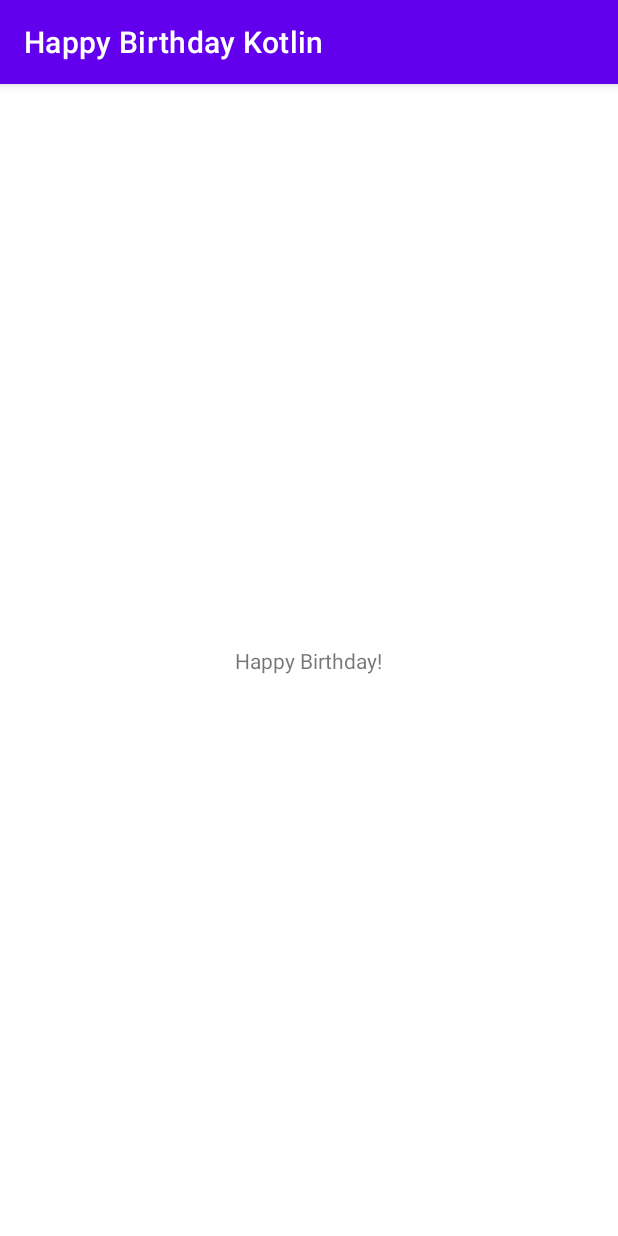
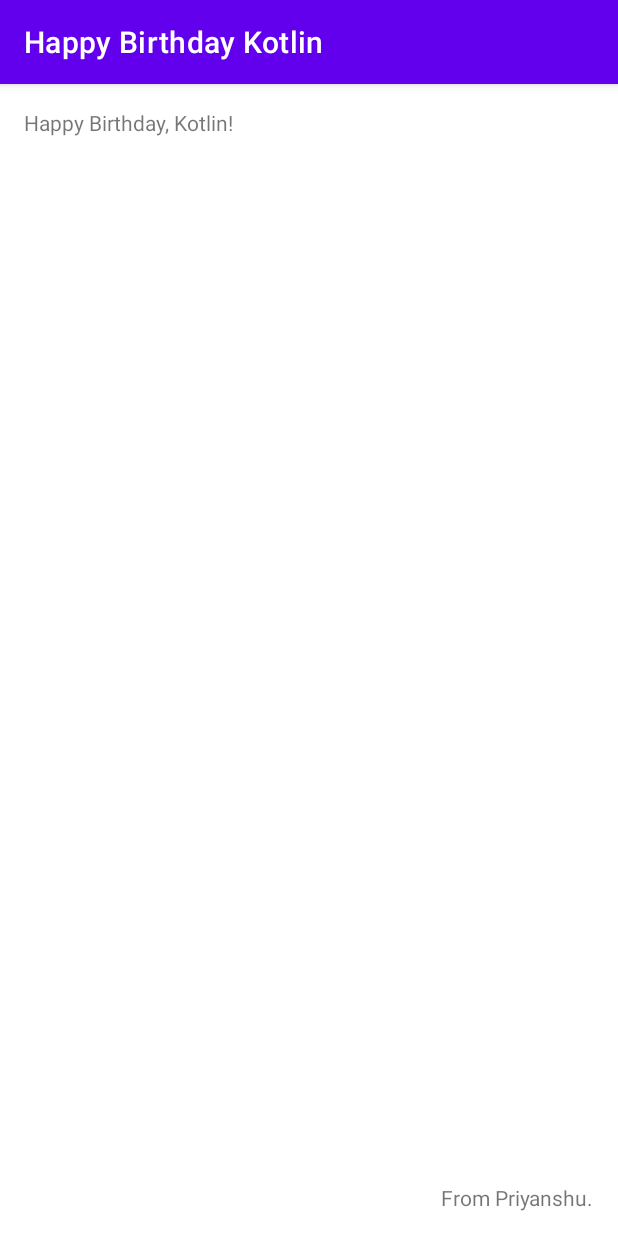
Before and after one commit to priyanshujain2341/HappyBirthday, an Android app: the screen it shows after launch (MainActivity), on a phone screen of 412 x 824 dp. Run offline under Robolectric (Android 15) with nearby library versions, the phone set to English and light mode, and no system bars.

Commit message:
added 2 textviews

```diff
--- a/app/src/main/res/layout/activity_main.xml
+++ b/app/src/main/res/layout/activity_main.xml
@@ -7,12 +7,22 @@
     tools:context=".MainActivity">
 
     <TextView
+        android:id="@+id/textView"
         android:layout_width="wrap_content"
         android:layout_height="wrap_content"
-        android:text="Happy Birthday!"
-        app:layout_constraintBottom_toBottomOf="parent"
-        app:layout_constraintLeft_toLeftOf="parent"
-        app:layout_constraintRight_toRightOf="parent"
+        android:layout_marginStart="16dp"
+        android:layout_marginTop="16dp"
+        android:text="Happy Birthday, Kotlin!"
+        app:layout_constraintStart_toStartOf="parent"
         app:layout_constraintTop_toTopOf="parent" />
 
+    <TextView
+        android:id="@+id/textView2"
+        android:layout_width="wrap_content"
+        android:layout_height="wrap_content"
+        android:layout_marginEnd="16dp"
+        android:layout_marginBottom="16dp"
+        android:text="From Priyanshu."
+        app:layout_constraintBottom_toBottomOf="parent"
+        app:layout_constraintEnd_toEndOf="parent" />
 </androidx.constraintlayout.widget.ConstraintLayout>
```
